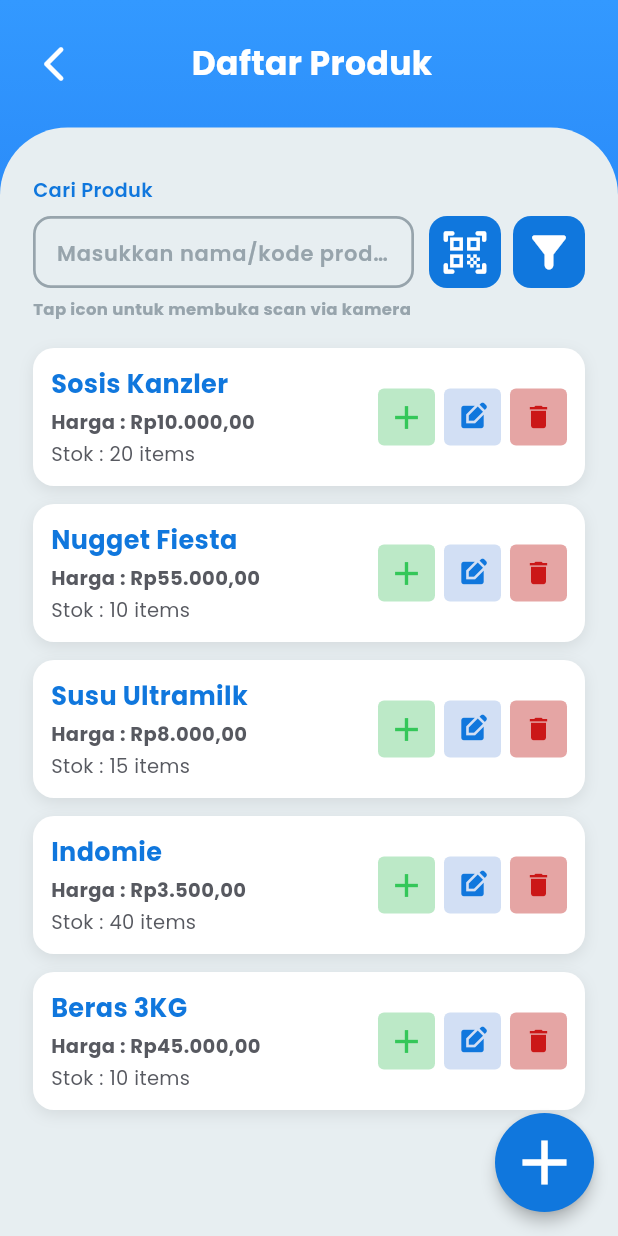
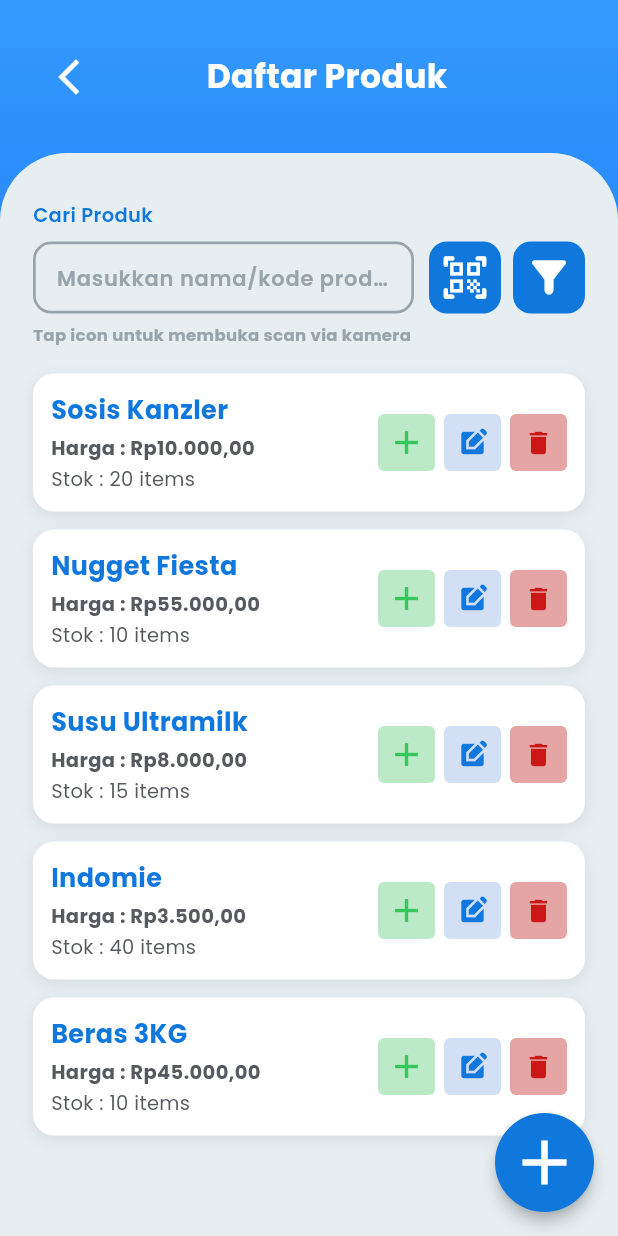
Before and after one commit to TurisHijau/smartkasir, a Flutter app: the _ListProdukScreen screen opened directly, on a phone screen of 412 x 824 dp. Run offline on Flutter 3.47's test engine with Material 3 defaults, Android fonts, the phone set to English and light mode, and no system bars; our stand-ins replace google_fonts, shared_preferences, vibration; missing offline and left inert: mobile_scanner; accounts and stored records are empty.

Commit message:
fix: navigate button

```diff
--- a/lib/main.dart
+++ b/lib/main.dart
@@ -7,9 +7,6 @@
 import 'package:smartkasir/views/dashboard/list_produk_view.dart';
 import 'package:smartkasir/views/home_view.dart';
 import 'package:smartkasir/views/settings/settings_view.dart';
-
-
-
 
 void main() {
   runApp(const MainApp());
@@ -56,7 +53,7 @@
               sliderTheme: const SliderThemeData(),
               useMaterial3: true,
             ),
-            home: AnalitikView  (), // arahkan ke HomePage
+            home: HomeView(), // arahkan ke HomePage
           );
         },
       ),
--- a/lib/views/auth/register_view.dart
+++ b/lib/views/auth/register_view.dart
@@ -218,7 +218,7 @@
                             ],
                           ),
 
-                          const SizedBox(height: 30),
+                          const SizedBox(height: 50),
                         ],
                       ),
                     ),
--- a/lib/views/dashboard/list_pegawai_view.dart
+++ b/lib/views/dashboard/list_pegawai_view.dart
@@ -121,7 +121,7 @@
             backgroundColor: AppColors.primary,
             shape: const CircleBorder(),
             elevation: 4,
-            onPressed: () {},
+            onPressed: () => viewModel.navigateToEditEmployee(context),
             child: const Icon(Icons.add, size: 50, color: AppColors.white),
           ),
         ),
@@ -231,6 +231,7 @@
 
   @override
   Widget build(BuildContext context) {
+    final viewModel = context.read<ListPegawaiViewmodel>();
     return Container(
       padding: const EdgeInsets.symmetric(horizontal: 18, vertical: 16),
       decoration: BoxDecoration(
@@ -285,7 +286,7 @@
                 backgroundColor: AppColors.lightPrimary,
                 icon: Icons.edit_square,
                 iconColor: AppColors.primary,
-                onTap: () {},
+                onTap: () => viewModel.navigateToEditEmployee(context),
               ),
               const SizedBox(width: 8),
               _ActionButton(
--- a/lib/views/dashboard/list_produk_view.dart
+++ b/lib/views/dashboard/list_produk_view.dart
@@ -20,7 +20,7 @@
 
   @override
   Widget build(BuildContext context) {
-    final vm = context.watch<ListProdukViewmodel>();
+    final viewmodel = context.watch<ListProdukViewmodel>();
 
     return Container(
       decoration: const BoxDecoration(
@@ -39,14 +39,14 @@
             backgroundColor: AppColors.primary,
             shape: const CircleBorder(),
             elevation: 4,
-            onPressed: () {},
+            onPressed: () => viewmodel.navigateToEditProduct(context),
             child: const Icon(Icons.add, size: 50, color: AppColors.white),
           ),
         ),
         body: SafeArea(
           child: Column(
             children: [
-              _buildHeader(),
+              _buildHeader(context),
 
               Expanded(
                 child: Container(
@@ -81,7 +81,10 @@
                                   height: 48,
                                   decoration: BoxDecoration(
                                     borderRadius: BorderRadius.circular(12),
-                                    border: Border.all(color: AppColors.gray, width: 1.8),
+                                    border: Border.all(
+                                      color: AppColors.gray,
+                                      width: 1.8,
+                                    ),
                                     color: AppColors.lightGray,
                                   ),
                                   child: const TextField(
@@ -113,7 +116,7 @@
 
                               _actionButton(
                                 icon: Icons.filter_alt_rounded,
-                                onTap: vm.toggleFilter,
+                                onTap: viewmodel.toggleFilter,
                               ),
                             ],
                           ),
@@ -132,13 +135,13 @@
                           const SizedBox(height: 18),
 
                           Expanded(
-                            child: vm.hasProduct
+                            child: viewmodel.hasProduct
                                 ? ListView.builder(
-                                    itemCount: vm.products.length,
+                                    itemCount: viewmodel.products.length,
                                     itemBuilder: (context, index) {
-                                      final product = vm.products[index];
+                                      final product = viewmodel.products[index];
 
-                                      return _productCard(product);
+                                      return _productCard(context, product);
                                     },
                                   )
                                 : _emptyState(),
@@ -146,7 +149,7 @@
                         ],
                       ),
 
-                      if (vm.showFilter)
+                      if (viewmodel.showFilter)
                         Positioned(
                           top: 86,
                           right: 0,
@@ -208,15 +211,18 @@
     );
   }
 
-  Widget _buildHeader() {
+  Widget _buildHeader(BuildContext context) {
     return Padding(
       padding: const EdgeInsets.symmetric(horizontal: 22, vertical: 27),
       child: Row(
         children: [
-          const Icon(
-            Icons.arrow_back_ios_new_rounded,
+          IconButton(
+            onPressed: () => Navigator.pop(context),
+            icon: const Icon(
+              Icons.arrow_back_ios_new,
               color: AppColors.white,
               size: 28,
+            ),
           ),
 
           const Expanded(
@@ -248,12 +254,13 @@
           color: AppColors.primary,
           borderRadius: BorderRadius.circular(12),
         ),
-        child: Icon(icon,size: 34, color: AppColors.white),
+        child: Icon(icon, size: 34, color: AppColors.white),
       ),
     );
   }
 
-  Widget _productCard(Map<String, dynamic> product) {
+  Widget _productCard(BuildContext context, Map<String, dynamic> product) {
+    final viewmodel = context.read<ListProdukViewmodel>();
     return Container(
       margin: const EdgeInsets.only(bottom: 12),
       padding: const EdgeInsets.all(12),
@@ -310,6 +317,7 @@
           Row(
             children: [
               _miniButton(
+                onTap: () => viewmodel.navigateToEditProduct(context),
                 icon: Icons.add,
                 bgColor: AppColors.lightGreen,
                 iconColor: AppColors.green,
@@ -319,6 +327,7 @@
               const SizedBox(width: 6),
 
               _miniButton(
+                onTap: () => viewmodel.navigateToEditProduct(context),
                 icon: Icons.edit_square,
                 bgColor: AppColors.lightPrimary,
                 iconColor: AppColors.primary,
@@ -343,8 +352,11 @@
     required Color bgColor,
     required Color iconColor,
     double iconSize = 20,
+    VoidCallback? onTap,
   }) {
-    return Container(
+    return GestureDetector(
+      onTap: onTap,
+      child: Container(
         width: 38,
         height: 38,
         decoration: BoxDecoration(
@@ -352,6 +364,7 @@
           borderRadius: BorderRadius.circular(4),
         ),
         child: Icon(icon, size: iconSize, color: iconColor),
+      ),
     );
   }
 
@@ -368,7 +381,11 @@
           Expanded(
             child: Text(
               text,
-              style: const TextStyle(fontSize: 13, fontWeight: FontWeight.bold, color: AppColors.darkGray),
+              style: const TextStyle(
+                fontSize: 13,
+                fontWeight: FontWeight.bold,
+                color: AppColors.darkGray,
+              ),
             ),
           ),
 
@@ -418,7 +435,11 @@
             const Text(
               "Tambahkan produk dengan menekan\n tombol + di pojok kanan bawah",
               textAlign: TextAlign.center,
-              style: TextStyle(fontSize: 12, fontWeight: FontWeight.bold, color: AppColors.darkGray),
+              style: TextStyle(
+                fontSize: 12,
+                fontWeight: FontWeight.bold,
+                color: AppColors.darkGray,
+              ),
             ),
           ],
         ),
```
Also changed, not shown: lib/viewmodels/dashboard/list_pegawai_viewmodel.dart (+10 -0 lines), lib/viewmodels/dashboard/list_produk_viewmodel.dart (+11 -0 lines), lib/viewmodels/settings/settings_viewmodel.dart (+38 -21 lines), lib/views/scanner_view.dart (+8 -1 lines), lib/views/settings/settings_view.dart (+7 -28 lines), lib/viewmodels/scanner_viewmodel.dart (deleted). Lines whose indentation alone changed are shown as unchanged.
